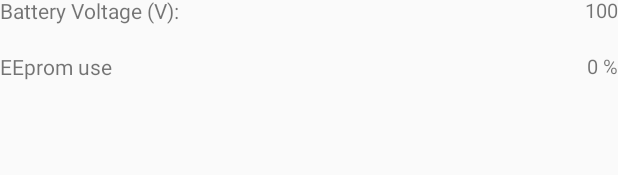
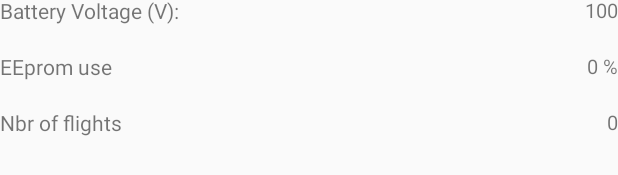
Before and after one commit to bdureau/MotorGimbalConsole, an Android app: the layout tabstatuspart2_fragment.xml on its own in the app's theme, with its tools: preview values and no code run, on a phone screen of 412 x 824 dp. Shown: the part 269-444 px from the top of the screen. Run offline under Robolectric (Android 15) with nearby library versions, the phone set to English and light mode, and no system bars; network calls fail.

Commit message:
Fixes and added the number of flights to the status

```diff
--- a/app/build.gradle
+++ b/app/build.gradle
@@ -1,11 +1,11 @@
 apply plugin: 'com.android.application'
 
 android {
-    compileSdkVersion 29
+    compileSdkVersion 30
     defaultConfig {
         applicationId "com.motorgimbalconsole"
         minSdkVersion 21
-        targetSdkVersion 29
+        targetSdkVersion 30
         versionCode 3
         versionName "1.0 RC3"
         testInstrumentationRunner "android.support.test.runner.AndroidJUnitRunner"
@@ -22,7 +22,7 @@ android {
         sourceCompatibility = 1.8
         targetCompatibility = 1.8
     }
-    buildToolsVersion = '29.0.3'
+    buildToolsVersion = '30.0.3'
     dependenciesInfo {
         includeInApk false
         includeInBundle false
--- a/app/src/main/java/com/motorgimbalconsole/flash/FlashFirmware.java
+++ b/app/src/main/java/com/motorgimbalconsole/flash/FlashFirmware.java
@@ -62,8 +62,8 @@ boolean recorverFirmware = false;
     private UartConfig uartConfig;
 
 
-    private static final String ASSET_FILE_NAME_MOTORGIMBALE  = "firmwares/2021-10-28_RocketMotorPIDGimbalV1.1.ino.bin";
-    private static final String ASSET_FILE_NAME_MOTORGIMBALE_BNO55  = "firmwares/2021-10-28_RocketMotorPIDGimbal_bno055V1.1.ino.bin";
+    private static final String ASSET_FILE_NAME_MOTORGIMBALE  = "firmwares/2021-11-01_RocketMotorPIDGimbalV1.1.ino.bin";
+    private static final String ASSET_FILE_NAME_MOTORGIMBALE_BNO55  = "firmwares/2021-11-01_RocketMotorPIDGimbal_bno055V1.1.ino.bin";
 
 
     private static final String ASSET_FILE_RESET_ALTISTM32 = "recover_firmwares/ResetAltiConfigAltimultiSTM32.ino.bin";
--- a/app/src/main/res/layout/tabstatuspart2_fragment.xml
+++ b/app/src/main/res/layout/tabstatuspart2_fragment.xml
@@ -132,7 +132,28 @@
         android:textIsSelectable="false"
         android:textSize="13sp" />
 
+    <TextView
+        android:id="@+id/txtNbrOfFlight"
+        android:layout_width="wrap_content"
+        android:layout_height="wrap_content"
+        android:layout_below="@+id/txtEEpromUsage"
+        android:layout_alignParentStart="true"
+        android:layout_alignParentLeft="true"
+        android:layout_marginTop="18dp"
+        android:text="Nbr of flights" />
 
+    <TextView
+        android:id="@+id/txtNbrOfFlightValue"
+        android:layout_width="175dp"
+        android:layout_height="wrap_content"
+        android:layout_alignTop="@+id/txtNbrOfFlight"
+        android:layout_alignParentEnd="true"
+        android:ems="10"
+        android:singleLine="true"
+        android:text="0"
+        android:textAlignment="textEnd"
+        android:textIsSelectable="false"
+        android:textSize="13sp" />
 
 
 </RelativeLayout>
--- a/app/src/main/res/values/strings.xml
+++ b/app/src/main/res/values/strings.xml
@@ -278,4 +278,5 @@
     <string name="max_win_ms">Max Win (ms)</string>
     <string name="retrieve_config">Retrieve config</string>
     <string name="m3DR_save_config">Save Config</string>
+
 </resources>
```
Also changed, not shown: app/src/main/AndroidManifest.xml (+10 -9 lines), app/src/main/java/com/motorgimbalconsole/ConsoleApplication.java (+9 -3 lines), app/src/main/java/com/motorgimbalconsole/ConsoleTabStatusActivity.java (+9 -1 lines), 16 other files.
